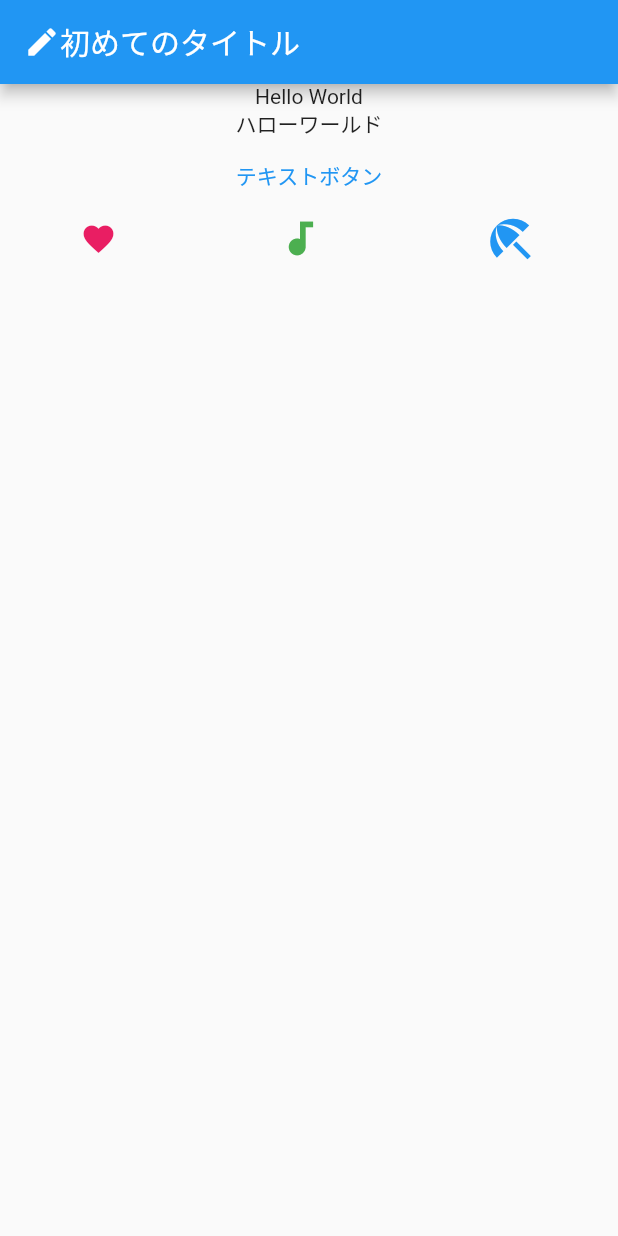
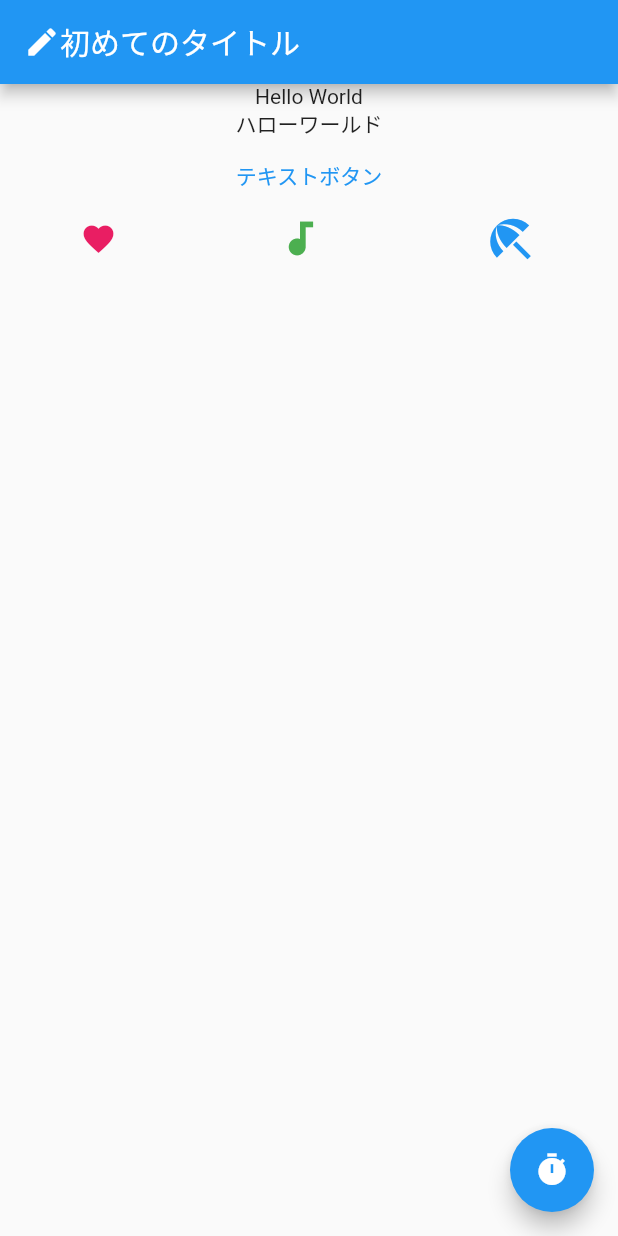
Before and after one commit to yamashun/flutter_application_1, a Flutter app: the screen it shows after launch, on a phone screen of 412 x 824 dp. Run offline on Flutter 3.47's test engine with Material 2 defaults, Android fonts, the phone set to English and light mode, and no system bars.

Commit message:
FloatingActionButton

```diff
--- a/lib/main.dart
+++ b/lib/main.dart
@@ -104,7 +104,11 @@ class _MyHomePageState extends State<MyHomePage> {
             )
           ],
         )
-      ],)
+      ],),
+      floatingActionButton: FloatingActionButton(
+        onPressed: () => { print("ボタンが押されたよ") },
+        child: const Icon(Icons.timer),
+      ), // This trailing comma makes auto-formatting nicer for build methods.
     );
   }
 }
```
